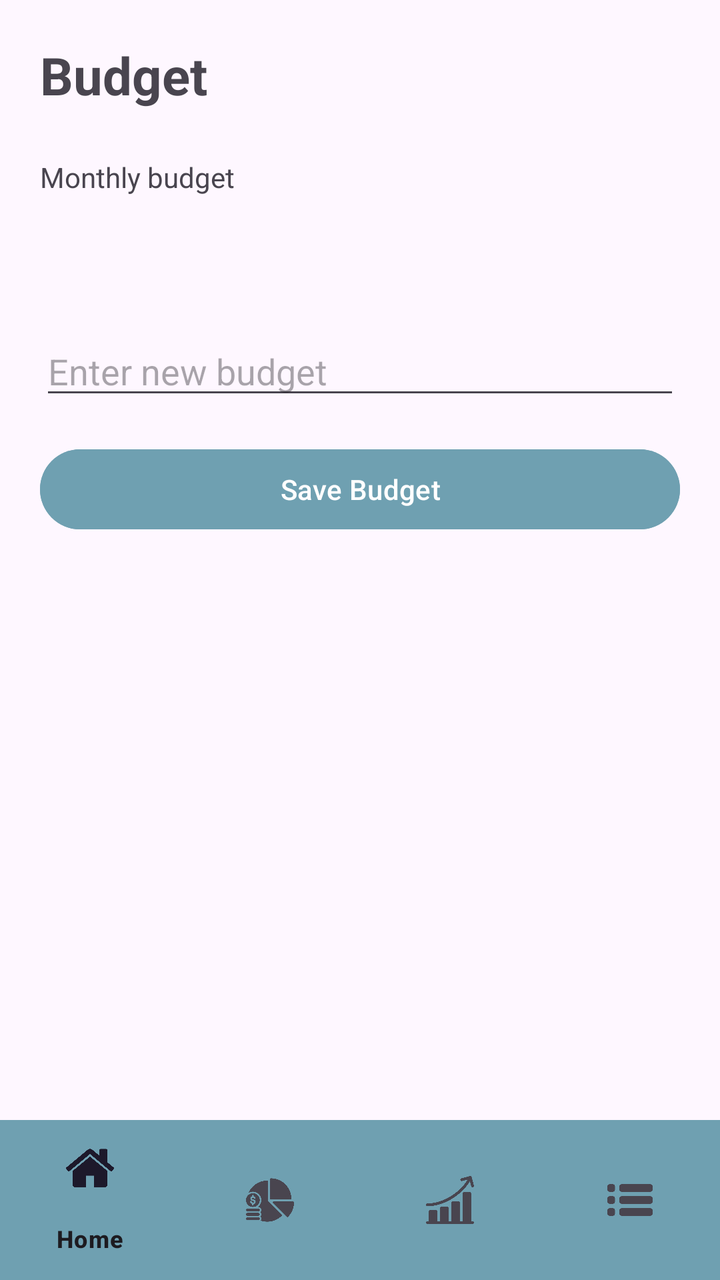
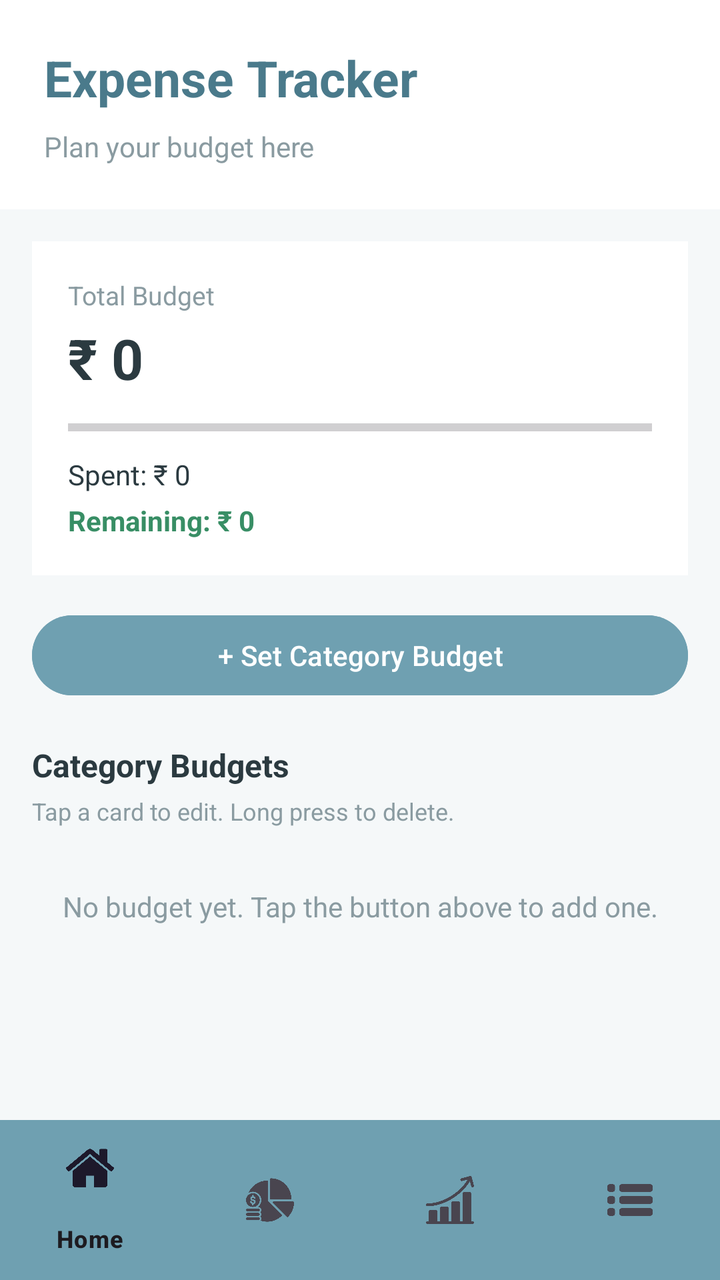

Two renders of the same Android screen: before a commit and after it. Below are the layout's source before the change and the commit's diff.
<!-- AndroidManifest.xml: application theme Theme.ExpenseTracker -->
<!-- res/layout/activity_budget.xml -->
<?xml version="1.0" encoding="utf-8"?>
<LinearLayout xmlns:android="http://schemas.android.com/apk/res/android"
    xmlns:app="http://schemas.android.com/apk/res-auto"
    xmlns:tools="http://schemas.android.com/tools"
    android:id="@+id/main"
    android:layout_width="match_parent"
    android:layout_height="match_parent"
    android:orientation="vertical"
    tools:context=".Budget">

    
    <LinearLayout
        android:layout_width="match_parent"
        android:layout_height="0dp"
        android:layout_weight="1"
        android:orientation="vertical"
        android:padding="20dp">

        <TextView
            android:layout_width="wrap_content"
            android:layout_height="wrap_content"
            android:text="Budget"
            android:textSize="26sp"
            android:textStyle="bold" />

        <TextView
            android:layout_width="wrap_content"
            android:layout_height="wrap_content"
            android:layout_marginTop="24dp"
            android:text="Monthly budget"
            android:textSize="14sp" />

        <TextView
            android:id="@+id/tvBudget"
            android:layout_width="wrap_content"
            android:layout_height="wrap_content"
            android:layout_marginTop="4dp"
            android:textSize="28sp"
            android:textStyle="bold" />

        <EditText
            android:id="@+id/etBudget"
            android:layout_width="match_parent"
            android:layout_height="wrap_content"
            android:layout_marginTop="24dp"
            android:hint="Enter new budget"
            android:inputType="numberDecimal" />

        <Button
            android:id="@+id/btnSaveBudget"
            android:layout_width="match_parent"
            android:layout_height="wrap_content"
            android:layout_marginTop="16dp"
            android:backgroundTint="#6FA0B1"
            android:text="Save Budget"
            android:textAllCaps="false"
            android:textColor="#FFFFFF" />

    </LinearLayout>

    
    <include layout="@layout/activity_navbar" />
</LinearLayout>
<!-- res/layout/activity_navbar.xml (included above) -->
<?xml version="1.0" encoding="utf-8"?>
<com.google.android.material.bottomnavigation.BottomNavigationView
    xmlns:android="http://schemas.android.com/apk/res/android"
    xmlns:app="http://schemas.android.com/apk/res-auto"
    android:id="@+id/bottom_nav"
    android:layout_width="match_parent"
    android:layout_height="wrap_content"
    android:background="#6FA0B1"
    app:menu="@menu/navbar_btn" />
<!-- resources referenced by this layout -->
<resources>
  <style name="Theme.ExpenseTracker" parent="Base.Theme.ExpenseTracker" />
  <style name="Base.Theme.ExpenseTracker" parent="Theme.Material3.DayNight.NoActionBar">
          
          
      </style>
</resources>

<!-- the commit's change to res/layout/activity_budget.xml (unified diff, before → after) -->
@@ -1,65 +1,155 @@
 <?xml version="1.0" encoding="utf-8"?>
 <LinearLayout xmlns:android="http://schemas.android.com/apk/res/android"
-    xmlns:app="http://schemas.android.com/apk/res-auto"
     xmlns:tools="http://schemas.android.com/tools"
     android:id="@+id/main"
     android:layout_width="match_parent"
     android:layout_height="match_parent"
+    android:background="@color/screen_bg"
     android:orientation="vertical"
     tools:context=".Budget">
 
-    
-    <LinearLayout
+    <androidx.core.widget.NestedScrollView
         android:layout_width="match_parent"
         android:layout_height="0dp"
-        android:layout_weight="1"
-        android:orientation="vertical"
-        android:padding="20dp">
+        android:layout_weight="1">
 
-        <TextView
-            android:layout_width="wrap_content"
-            android:layout_height="wrap_content"
-            android:text="Budget"
-            android:textSize="26sp"
-            android:textStyle="bold" />
-
-        <TextView
-            android:layout_width="wrap_content"
-            android:layout_height="wrap_content"
-            android:layout_marginTop="24dp"
-            android:text="Monthly budget"
-            android:textSize="14sp" />
-
-        <TextView
-            android:id="@+id/tvBudget"
-            android:layout_width="wrap_content"
-            android:layout_height="wrap_content"
-            android:layout_marginTop="4dp"
-            android:textSize="28sp"
-            android:textStyle="bold" />
-
-        <EditText
-            android:id="@+id/etBudget"
+        <LinearLayout
             android:layout_width="match_parent"
             android:layout_height="wrap_content"
-            android:layout_marginTop="24dp"
-            android:hint="Enter new budget"
-            android:inputType="numberDecimal" />
+            android:orientation="vertical">
 
-        <Button
-            android:id="@+id/btnSaveBudget"
-            android:layout_width="match_parent"
-            android:layout_height="wrap_content"
-            android:layout_marginTop="16dp"
-            android:backgroundTint="#6FA0B1"
-            android:text="Save Budget"
-            android:textAllCaps="false"
-            android:textColor="#FFFFFF" />
+            
+            <LinearLayout
+                android:layout_width="match_parent"
+                android:layout_height="wrap_content"
+                android:background="@color/white"
+                android:orientation="vertical"
+                android:padding="22dp">
 
-    </LinearLayout>
+                <TextView
+                    android:layout_width="wrap_content"
+                    android:layout_height="wrap_content"
+                    android:text="Expense Tracker"
+                    android:textColor="@color/primary_dark"
+                    android:textSize="25sp"
+                    android:textStyle="bold" />
+
+                <TextView
+                    android:layout_width="wrap_content"
+                    android:layout_height="wrap_content"
+                    android:layout_marginTop="8dp"
+                    android:text="Plan your budget here"
+                    android:textColor="@color/text_hint"
+                    android:textSize="14sp" />
+            </LinearLayout>
+
+            
+            <LinearLayout
+                android:layout_width="match_parent"
+                android:layout_height="wrap_content"
+                android:layout_margin="16dp"
+                android:background="@drawable/bg_transaction_card"
+                android:orientation="vertical"
+                android:padding="18dp">
+
+                <TextView
+                    android:layout_width="wrap_content"
+                    android:layout_height="wrap_content"
+                    android:text="Total Budget"
+                    android:textColor="@color/text_hint"
+                    android:textSize="13sp" />
+
+                <TextView
+                    android:id="@+id/tvBudgetTotal"
+                    android:layout_width="wrap_content"
+                    android:layout_height="wrap_content"
+                    android:layout_marginTop="4dp"
+                    android:text="₹ 0"
+                    android:textColor="@color/text_dark"
+                    android:textSize="28sp"
+                    android:textStyle="bold" />
+
+                <ProgressBar
+                    android:id="@+id/progressBudgetTotal"
+                    style="?android:attr/progressBarStyleHorizontal"
+                    android:layout_width="match_parent"
+                    android:layout_height="8dp"
+                    android:layout_marginTop="12dp"
+                    android:max="100" />
+
+                <TextView
+                    android:id="@+id/tvBudgetSpent"
+                    android:layout_width="wrap_content"
+                    android:layout_height="wrap_content"
+                    android:layout_marginTop="10dp"
+                    android:text="Spent: ₹ 0"
+                    android:textColor="@color/text_dark"
+                    android:textSize="14sp" />
+
+                <TextView
+                    android:id="@+id/tvBudgetLeft"
+                    android:layout_width="wrap_content"
+                    android:layout_height="wrap_content"
+                    android:layout_marginTop="4dp"
+                    android:text="Remaining: ₹ 0"
+                    android:textColor="@color/income_green"
+                    android:textSize="14sp"
+                    android:textStyle="bold" />
+            </LinearLayout>
+
+            <Button
+                android:id="@+id/btnAddBudget"
+                android:layout_width="match_parent"
+                android:layout_height="wrap_content"
+                android:layout_marginHorizontal="16dp"
+                android:backgroundTint="@color/primary"
+                android:text="+ Set Category Budget"
+                android:textAllCaps="false"
+                android:textColor="@color/white" />
+
+            <TextView
+                android:layout_width="wrap_content"
+                android:layout_height="wrap_content"
+                android:layout_marginTop="20dp"
+                android:text="Category Budgets"
+                android:textColor="@color/text_dark"
+                android:textSize="16sp"
+                android:textStyle="bold"
+                android:paddingHorizontal="16dp" />
+
+            <TextView
+                android:layout_width="wrap_content"
+                android:layout_height="wrap_content"
+                android:layout_marginTop="4dp"
+                android:text="Tap a card to edit. Long press to delete."
+                android:textColor="@color/text_hint"
+                android:textSize="12sp"
+                android:paddingHorizontal="16dp" />
+
+            <TextView
+                android:id="@+id/tvNoBudget"
+                android:layout_width="match_parent"
+                android:layout_height="wrap_content"
+                android:layout_marginTop="30dp"
+                android:text="No budget yet. Tap the button above to add one."
+                android:textColor="@color/text_hint"
+                android:textSize="14sp"
+                android:gravity="center" />
+
+            <androidx.recyclerview.widget.RecyclerView
+                android:id="@+id/rvBudget"
+                android:layout_width="match_parent"
+                android:layout_height="wrap_content"
+                android:nestedScrollingEnabled="false"
+                android:paddingHorizontal="16dp"
+                android:paddingVertical="8dp" />
+
+        </LinearLayout>
+    </androidx.core.widget.NestedScrollView>
 
     
     <include layout="@layout/activity_navbar" />
+
 </LinearLayout>
 <!-- res/layout/activity_navbar.xml (included above) -->
 <?xml version="1.0" encoding="utf-8"?>
<!-- resource entries referenced after the edit -->
@@ -1,5 +1,19 @@
 <!-- resources referenced by this layout -->
 <resources>
+  <color name="income_green">#388E65</color>
+  <color name="primary">#6FA0B1</color>
+  <color name="primary_dark">#4A7A8B</color>
+  <color name="screen_bg">#F5F8F9</color>
+  <color name="text_dark">#2B3A40</color>
+  <color name="text_hint">#8A9BA1</color>
+  <color name="white">#FFFFFFFF</color>
+  <!-- drawable bg_transaction_card (drawable) -->
+  <?xml version="1.0" encoding="utf-8"?>
+  <shape xmlns:android="http://schemas.android.com/apk/res/android">
+      <solid android:color="@color/white"/>
+      <corners android:radius="@dimen/_12sdp"/>
+      <stroke android:width="@dimen/_1sdp" android:color="#E7EEF0"/>
+  </shape>
   <style name="Theme.ExpenseTracker" parent="Base.Theme.ExpenseTracker" />
   <style name="Base.Theme.ExpenseTracker" parent="Theme.Material3.DayNight.NoActionBar">
           
